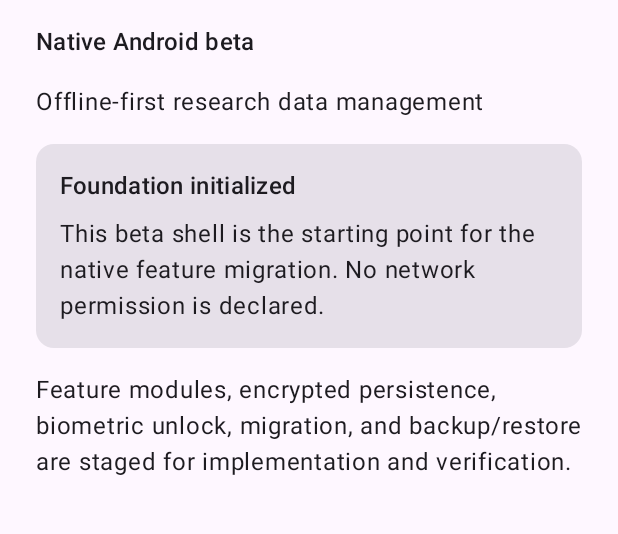
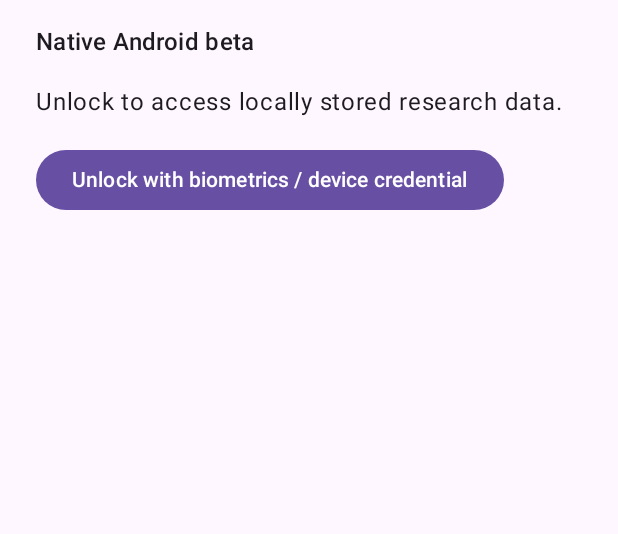
Before and after one commit to AssayFlux/Research-Data-Management-System, an Android app built with Jetpack Compose: the screen it shows after launch (MainActivity), on a phone screen of 412 x 824 dp, the part 96-630 px from its top. Run offline under Robolectric (Android 15) with nearby library versions, the phone set to English and light mode, and no system bars.

Commit message:
Add initial biometric unlock gate and secure window

```diff
--- a/android-native/app/src/main/java/org/assayflux/rdms/MainActivity.kt
+++ b/android-native/app/src/main/java/org/assayflux/rdms/MainActivity.kt
@@ -1,30 +1,36 @@
 package org.assayflux.rdms
 
 import android.os.Bundle
-import androidx.activity.ComponentActivity
+import android.view.WindowManager
 import androidx.activity.compose.setContent
+import androidx.fragment.app.FragmentActivity
 import androidx.compose.foundation.layout.Arrangement
 import androidx.compose.foundation.layout.Column
 import androidx.compose.foundation.layout.fillMaxSize
 import androidx.compose.foundation.layout.padding
+import androidx.compose.material3.Button
 import androidx.compose.material3.MaterialTheme
 import androidx.compose.material3.Surface
 import androidx.compose.material3.Text
-import androidx.compose.material3.Card
-import androidx.compose.material3.CardDefaults
-import androidx.compose.runtime.Composable
+import androidx.compose.runtime.*
 import androidx.compose.ui.Modifier
+import androidx.compose.ui.platform.LocalContext
 import androidx.compose.ui.unit.dp
+import org.assayflux.rdms.security.LocalAuth
 
-class MainActivity : ComponentActivity() {
+class MainActivity : FragmentActivity() {
     override fun onCreate(savedInstanceState: Bundle?) {
         super.onCreate(savedInstanceState)
+        window.setFlags(WindowManager.LayoutParams.FLAG_SECURE, WindowManager.LayoutParams.FLAG_SECURE)
         setContent { RdmsBetaShell() }
     }
 }
 
 @Composable
 private fun RdmsBetaShell() {
+    var unlocked by remember { mutableStateOf(false) }
+    var message by remember { mutableStateOf("Unlock to access locally stored research data.") }
+    val activity = LocalContext.current as? FragmentActivity
     MaterialTheme {
         Surface(modifier = Modifier.fillMaxSize(), color = MaterialTheme.colorScheme.background) {
             Column(
@@ -33,14 +39,22 @@ private fun RdmsBetaShell() {
             ) {
                 Text("RDMS", style = MaterialTheme.typography.headlineLarge)
                 Text("Native Android beta", style = MaterialTheme.typography.titleMedium)
-                Text("Offline-first research data management")
-                Card(colors = CardDefaults.cardColors()) {
-                    Column(Modifier.padding(16.dp), verticalArrangement = Arrangement.spacedBy(8.dp)) {
-                        Text("Foundation initialized", style = MaterialTheme.typography.titleMedium)
-                        Text("This beta shell is the starting point for the native feature migration. No network permission is declared.")
-                    }
+                if (!unlocked) {
+                    Text(message)
+                    Button(onClick = {
+                        if (activity == null) {
+                            message = "Authentication host is unavailable."
+                        } else if (!LocalAuth.canAuthenticate(activity)) {
+                            message = "Set up a secure device lock or biometric method in Android settings."
+                        } else {
+                            LocalAuth.prompt(activity, { unlocked = true }, { message = it })
+                        }
+                    }) { Text("Unlock with biometrics / device credential") }
+                } else {
+                    Text("Offline research workspace", style = MaterialTheme.typography.titleLarge)
+                    Text("Local storage and core study entities are under development.")
+                    Text("Do not store production research data in this beta build.")
                 }
-                Text("Feature modules, encrypted persistence, biometric unlock, migration, and backup/restore are staged for implementation and verification.")
             }
         }
     }
```
